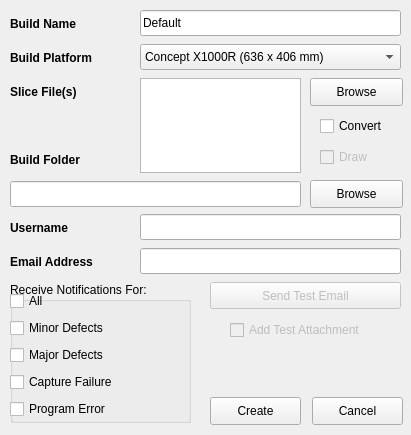
Old version of the form gui/dialogNewBuild.ui in the repository Spinarakk/defectmonitor.
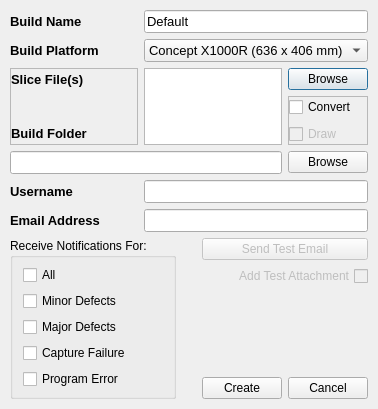
New version of the form. Icons and pictures are not drawn.

Commit message: - Reimplemented the image viewer using QGraphicsView as a basis - Consolidated 4 separate image views for each tab into one that just changes image - Allows the user to right click hold to zoom and left click to pan the image - Continued porting forward the code for the newer Python and PyQt versions - Image viewer half working, layer number not correct

What changed in the file:
```diff
--- a/gui/dialogNewBuild.ui
+++ b/gui/dialogNewBuild.ui
@@ -9,21 +9,14 @@
    <rect>
     <x>0</x>
     <y>0</y>
-    <width>411</width>
-    <height>435</height>
+    <width>367</width>
+    <height>392</height>
    </rect>
   </property>
-  <property name="minimumSize">
-   <size>
-    <width>0</width>
-    <height>435</height>
-   </size>
-  </property>
-  <property name="maximumSize">
-   <size>
-    <width>411</width>
-    <height>435</height>
-   </size>
+  <property name="font">
+   <font>
+    <pointsize>9</pointsize>
+   </font>
   </property>
   <property name="windowTitle">
    <string>New Build</string>
@@ -32,228 +25,37 @@
    <iconset>
     <normaloff>logo.ico</normaloff>logo.ico</iconset>
   </property>
-  <property name="modal">
-   <bool>true</bool>
-  </property>
-  <widget class="QLineEdit" name="lineBuildName">
-   <property name="geometry">
-    <rect>
-     <x>140</x>
-     <y>10</y>
-     <width>261</width>
-     <height>26</height>
-    </rect>
+  <layout class="QGridLayout" name="gridLayout">
+   <property name="leftMargin">
+    <number>10</number>
+   </property>
+   <property name="topMargin">
+    <number>10</number>
    </property>
-   <property name="text">
-    <string>Default</string>
+   <property name="rightMargin">
+    <number>10</number>
    </property>
-   <property name="maxLength">
-    <number>99</number>
+   <property name="bottomMargin">
+    <number>10</number>
    </property>
-  </widget>
-  <widget class="QComboBox" name="comboPlatform">
-   <property name="geometry">
-    <rect>
-     <x>140</x>
-     <y>44</y>
-     <width>261</width>
-     <height>26</height>
-    </rect>
-   </property>
-   <item>
-    <property name="text">
-     <string>Concept X1000R (636 x 406 mm)</string>
-    </property>
-   </item>
-   <item>
-    <property name="text">
-     <string>Concept X2000R (800 x 400 mm)</string>
-    </property>
-   </item>
-   <item>
-    <property name="text">
-     <string>EOS M280/M290 (250 x 250 mm)</string>
-    </property>
-   </item>
-  </widget>
-  <widget class="QLabel" name="labelBuildPlatform">
-   <property name="geometry">
-    <rect>
-     <x>10</x>
-     <y>44</y>
-     <width>121</width>
-     <height>28</height>
-    </rect>
-   </property>
-   <property name="font">
-    <font>
-     <pointsize>9</pointsize>
-     <weight>75</weight>
-     <bold>true</bold>
-    </font>
-   </property>
-   <property name="text">
-    <string>Build Platform</string>
-   </property>
-   <property name="buddy">
-    <cstring>comboPlatform</cstring>
-   </property>
-  </widget>
-  <widget class="QLabel" name="labelBuildName">
-   <property name="geometry">
-    <rect>
-     <x>10</x>
-     <y>10</y>
-     <width>101</width>
-     <height>28</height>
-    </rect>
-   </property>
-   <property name="font">
-    <font>
-     <pointsize>9</pointsize>
-     <weight>75</weight>
-     <bold>true</bold>
-    </font>
-   </property>
-   <property name="text">
-    <string>Build Name</string>
-   </property>
-   <property name="buddy">
-    <cstring>lineBuildName</cstring>
-   </property>
-  </widget>
-  <widget class="QLabel" name="labelSliceFile">
-   <property name="geometry">
-    <rect>
-     <x>10</x>
-     <y>78</y>
-     <width>121</width>
-     <height>28</height>
-    </rect>
-   </property>
-   <property name="font">
-    <font>
-     <pointsize>9</pointsize>
-     <weight>75</weight>
-     <bold>true</bold>
-    </font>
-   </property>
-   <property name="text">
-    <string>Slice File(s)</string>
-   </property>
-  </widget>
-  <widget class="QLineEdit" name="lineBuildFolder">
-   <property name="geometry">
-    <rect>
-     <x>10</x>
-     <y>181</y>
-     <width>291</width>
-     <height>26</height>
-    </rect>
-   </property>
-   <property name="focusPolicy">
-    <enum>Qt::ClickFocus</enum>
-   </property>
-   <property name="readOnly">
-    <bool>true</bool>
-   </property>
-  </widget>
-  <widget class="QListWidget" name="listSliceFiles">
-   <property name="geometry">
-    <rect>
-     <x>140</x>
-     <y>78</y>
-     <width>161</width>
-     <height>95</height>
-    </rect>
-   </property>
-   <property name="font">
-    <font>
-     <pointsize>8</pointsize>
-    </font>
-   </property>
-   <property name="horizontalScrollBarPolicy">
-    <enum>Qt::ScrollBarAlwaysOff</enum>
-   </property>
-  </widget>
-  <widget class="QLabel" name="labelBuildFolder">
-   <property name="geometry">
-    <rect>
-     <x>10</x>
-     <y>146</y>
-     <width>121</width>
-     <height>28</height>
-    </rect>
-   </property>
-   <property name="font">
-    <font>
-     <pointsize>9</pointsize>
-     <weight>75</weight>
-     <bold>true</bold>
-    </font>
-   </property>
-   <property name="text">
-    <string>Build Folder</string>
-   </property>
-  </widget>
-  <widget class="QLabel" name="labelUsername">
-   <property name="geometry">
-    <rect>
-     <x>10</x>
-     <y>214</y>
-     <width>121</width>
-     <height>28</height>
-    </rect>
-   </property>
-   <property name="font">
-    <font>
-     <pointsize>9</pointsize>
-     <weight>75</weight>
-     <bold>true</bold>
-    </font>
-   </property>
-   <property name="text">
-    <string>Username</string>
-   </property>
-   <property name="buddy">
-    <cstring>lineUsername</cstring>
-   </property>
-  </widget>
-  <widget class="QLineEdit" name="lineUsername">
-   <property name="geometry">
-    <rect>
-     <x>140</x>
-     <y>214</y>
-     <width>261</width>
-     <height>26</height>
-    </rect>
-   </property>
-   <property name="maxLength">
-    <number>99</number>
-   </property>
-  </widget>
+   <item row="9" column="0" rowspan="4" colspan="3">
   <widget class="QGroupBox" name="groupNotifications">
-   <property name="geometry">
-    <rect>
-     <x>10</x>
-     <y>282</y>
-     <width>181</width>
-     <height>141</height>
-    </rect>
-   </property>
    <property name="title">
     <string>Receive Notifications For:</string>
    </property>
-   <widget class="QWidget" name="layoutWidget">
-    <property name="geometry">
-     <rect>
-      <x>0</x>
-      <y>8</y>
-      <width>151</width>
-      <height>130</height>
-     </rect>
-    </property>
     <layout class="QVBoxLayout" name="verticalLayout">
+      <property name="leftMargin">
+       <number>10</number>
+      </property>
+      <property name="topMargin">
+       <number>7</number>
+      </property>
+      <property name="rightMargin">
+       <number>10</number>
+      </property>
+      <property name="bottomMargin">
+       <number>7</number>
+      </property>
      <item>
       <widget class="QCheckBox" name="checkAll">
        <property name="focusPolicy">
@@ -306,19 +108,241 @@
      </item>
     </layout>
    </widget>
-  </widget>
+   </item>
+   <item row="2" column="2" rowspan="4" colspan="3">
+    <widget class="QListWidget" name="listSliceFiles">
+     <property name="font">
+      <font>
+       <pointsize>10</pointsize>
+      </font>
+     </property>
+     <property name="horizontalScrollBarPolicy">
+      <enum>Qt::ScrollBarAlwaysOff</enum>
+     </property>
+    </widget>
+   </item>
+   <item row="2" column="5">
+    <widget class="QPushButton" name="pushBrowseSF">
+     <property name="sizePolicy">
+      <sizepolicy hsizetype="Fixed" vsizetype="Maximum">
+       <horstretch>0</horstretch>
+       <verstretch>0</verstretch>
+      </sizepolicy>
+     </property>
+     <property name="toolTip">
+      <string>Select the slice files to be used to draw the part contours.</string>
+     </property>
+     <property name="text">
+      <string>Browse</string>
+     </property>
+    </widget>
+   </item>
+   <item row="12" column="5">
+    <widget class="QPushButton" name="pushClose">
+     <property name="text">
+      <string>Cancel</string>
+     </property>
+    </widget>
+   </item>
+   <item row="12" column="4">
+    <widget class="QPushButton" name="pushCreate">
+     <property name="text">
+      <string>Create</string>
+     </property>
+    </widget>
+   </item>
+   <item row="9" column="4" colspan="2">
+    <widget class="QPushButton" name="pushSendTestEmail">
+     <property name="enabled">
+      <bool>false</bool>
+     </property>
+     <property name="text">
+      <string>Send Test Email</string>
+     </property>
+    </widget>
+   </item>
+   <item row="10" column="4" colspan="2">
+    <widget class="QCheckBox" name="checkAddAttachment">
+     <property name="enabled">
+      <bool>false</bool>
+     </property>
+     <property name="toolTip">
+      <string>Check this box to add an attachment (a test picture) to the test email notification.</string>
+     </property>
+     <property name="layoutDirection">
+      <enum>Qt::RightToLeft</enum>
+     </property>
+     <property name="text">
+      <string>Add Test Attachment</string>
+     </property>
+    </widget>
+   </item>
+   <item row="1" column="2" colspan="4">
+    <widget class="QComboBox" name="comboPlatform">
+     <property name="font">
+      <font>
+       <pointsize>10</pointsize>
+      </font>
+     </property>
+     <item>
+      <property name="text">
+       <string>Concept X1000R (636 x 406 mm)</string>
+      </property>
+     </item>
+     <item>
+      <property name="text">
+       <string>Concept X2000R (800 x 400 mm)</string>
+      </property>
+     </item>
+     <item>
+      <property name="text">
+       <string>EOS M280/M290 (250 x 250 mm)</string>
+      </property>
+     </item>
+    </widget>
+   </item>
+   <item row="7" column="0">
+    <widget class="QLabel" name="labelUsername">
+     <property name="font">
+      <font>
+       <pointsize>10</pointsize>
+       <weight>75</weight>
+       <bold>true</bold>
+      </font>
+     </property>
+     <property name="text">
+      <string>Username</string>
+     </property>
+     <property name="buddy">
+      <cstring>lineUsername</cstring>
+     </property>
+    </widget>
+   </item>
+   <item row="6" column="5">
+    <widget class="QPushButton" name="pushBrowseBF">
+     <property name="sizePolicy">
+      <sizepolicy hsizetype="Minimum" vsizetype="Maximum">
+       <horstretch>0</horstretch>
+       <verstretch>0</verstretch>
+      </sizepolicy>
+     </property>
+     <property name="toolTip">
+      <string>Select where the captured images for the current build will be stored.</string>
+     </property>
+     <property name="text">
+      <string>Browse</string>
+     </property>
+    </widget>
+   </item>
+   <item row="7" column="2" colspan="4">
+    <widget class="QLineEdit" name="lineUsername">
+     <property name="font">
+      <font>
+       <pointsize>10</pointsize>
+      </font>
+     </property>
+     <property name="maxLength">
+      <number>99</number>
+     </property>
+    </widget>
+   </item>
+   <item row="0" column="2" colspan="4">
+    <widget class="QLineEdit" name="lineBuildName">
+     <property name="font">
+      <font>
+       <pointsize>10</pointsize>
+      </font>
+     </property>
+     <property name="text">
+      <string>Default</string>
+     </property>
+     <property name="maxLength">
+      <number>99</number>
+     </property>
+    </widget>
+   </item>
+   <item row="1" column="0">
+    <widget class="QLabel" name="labelBuildPlatform">
+     <property name="font">
+      <font>
+       <pointsize>10</pointsize>
+       <weight>75</weight>
+       <bold>true</bold>
+      </font>
+     </property>
+     <property name="text">
+      <string>Build Platform</string>
+     </property>
+     <property name="buddy">
+      <cstring>comboPlatform</cstring>
+     </property>
+    </widget>
+   </item>
+   <item row="11" column="5">
+    <spacer name="verticalSpacer">
+     <property name="orientation">
+      <enum>Qt::Vertical</enum>
+     </property>
+     <property name="sizeType">
+      <enum>QSizePolicy::Ignored</enum>
+     </property>
+     <property name="sizeHint" stdset="0">
+      <size>
+       <width>20</width>
+       <height>40</height>
+      </size>
+     </property>
+    </spacer>
+   </item>
+   <item row="0" column="0">
+    <widget class="QLabel" name="labelBuildName">
+     <property name="font">
+      <font>
+       <pointsize>10</pointsize>
+       <weight>75</weight>
+       <bold>true</bold>
+      </font>
+     </property>
+     <property name="text">
+      <string>Build Name</string>
+     </property>
+     <property name="buddy">
+      <cstring>lineBuildName</cstring>
+     </property>
+    </widget>
+   </item>
+   <item row="8" column="2" colspan="4">
+    <widget class="QLineEdit" name="lineEmailAddress">
+     <property name="font">
+      <font>
+       <pointsize>10</pointsize>
+      </font>
+     </property>
+     <property name="maxLength">
+      <number>99</number>
+     </property>
+    </widget>
+   </item>
+   <item row="6" column="0" colspan="5">
+    <widget class="QLineEdit" name="lineBuildFolder">
+     <property name="font">
+      <font>
+       <pointsize>10</pointsize>
+      </font>
+     </property>
+     <property name="focusPolicy">
+      <enum>Qt::ClickFocus</enum>
+     </property>
+     <property name="readOnly">
+      <bool>true</bool>
+     </property>
+    </widget>
+   </item>
+   <item row="8" column="0">
   <widget class="QLabel" name="labelEmailAddress">
-   <property name="geometry">
-    <rect>
-     <x>10</x>
-     <y>248</y>
-     <width>121</width>
-     <height>28</height>
-    </rect>
-   </property>
    <property name="font">
     <font>
-     <pointsize>9</pointsize>
+       <pointsize>10</pointsize>
      <weight>75</weight>
      <bold>true</bold>
     </font>
@@ -330,43 +354,116 @@
     <cstring>lineEmailAddress</cstring>
    </property>
   </widget>
-  <widget class="QLineEdit" name="lineEmailAddress">
-   <property name="geometry">
-    <rect>
-     <x>140</x>
-     <y>248</y>
-     <width>261</width>
-     <height>26</height>
-    </rect>
-   </property>
-   <property name="maxLength">
-    <number>99</number>
-   </property>
-  </widget>
-  <widget class="QPushButton" name="buttonSendTestEmail">
-   <property name="enabled">
-    <bool>false</bool>
-   </property>
-   <property name="geometry">
-    <rect>
-     <x>210</x>
-     <y>282</y>
-     <width>191</width>
-     <height>27</height>
-    </rect>
-   </property>
+   </item>
+   <item row="9" column="3" rowspan="4">
+    <spacer name="horizontalSpacer">
+     <property name="orientation">
+      <enum>Qt::Horizontal</enum>
+     </property>
+     <property name="sizeHint" stdset="0">
+      <size>
+       <width>40</width>
+       <height>20</height>
+      </size>
+     </property>
+    </spacer>
+   </item>
+   <item row="2" column="0" rowspan="4" colspan="2">
+    <widget class="QFrame" name="frame_2">
+     <property name="frameShape">
+      <enum>QFrame::StyledPanel</enum>
+     </property>
+     <property name="frameShadow">
+      <enum>QFrame::Raised</enum>
+     </property>
+     <layout class="QVBoxLayout" name="verticalLayout_3">
+      <property name="leftMargin">
+       <number>0</number>
+      </property>
+      <property name="topMargin">
+       <number>3</number>
+      </property>
+      <property name="rightMargin">
+       <number>0</number>
+      </property>
+      <property name="bottomMargin">
+       <number>3</number>
+      </property>
+      <item>
+       <widget class="QLabel" name="labelSliceFile">
+        <property name="font">
+         <font>
+          <pointsize>10</pointsize>
+          <weight>75</weight>
+          <bold>true</bold>
+         </font>
+        </property>
+        <property name="text">
+         <string>Slice File(s)</string>
+        </property>
+       </widget>
+      </item>
+      <item>
+       <spacer name="verticalSpacer_2">
+        <property name="orientation">
+         <enum>Qt::Vertical</enum>
+        </property>
+        <property name="sizeHint" stdset="0">
+         <size>
+          <width>20</width>
+          <height>11</height>
+         </size>
+        </property>
+       </spacer>
+      </item>
+      <item>
+       <widget class="QLabel" name="labelBuildFolder">
+        <property name="font">
+         <font>
+          <pointsize>10</pointsize>
+          <weight>75</weight>
+          <bold>true</bold>
+         </font>
+        </property>
    <property name="text">
-    <string>Send Test Email</string>
-   </property>
-  </widget>
+         <string>Build Folder</string>
+        </property>
+       </widget>
+      </item>
+     </layout>
+    </widget>
+   </item>
+   <item row="3" column="5" rowspan="3">
+    <widget class="QFrame" name="frame">
+     <property name="frameShape">
+      <enum>QFrame::StyledPanel</enum>
+     </property>
+     <property name="frameShadow">
+      <enum>QFrame::Raised</enum>
+     </property>
+     <layout class="QVBoxLayout" name="verticalLayout_2">
+      <property name="spacing">
+       <number>7</number>
+      </property>
+      <property name="leftMargin">
+       <number>0</number>
+      </property>
+      <property name="topMargin">
+       <number>0</number>
+      </property>
+      <property name="rightMargin">
+       <number>0</number>
+      </property>
+      <property name="bottomMargin">
+       <number>0</number>
+      </property>
+      <item>
   <widget class="QCheckBox" name="checkConvert">
-   <property name="geometry">
-    <rect>
-     <x>320</x>
-     <y>112</y>
-     <width>81</width>
-     <height>28</height>
-    </rect>
+        <property name="sizePolicy">
+         <sizepolicy hsizetype="Minimum" vsizetype="Maximum">
+          <horstretch>0</horstretch>
+          <verstretch>0</verstretch>
+         </sizepolicy>
    </property>
    <property name="toolTip">
     <string>Check this box to convert the .cls or .cli slice files into contours.</string>
@@ -375,17 +472,17 @@
     <string>Convert</string>
    </property>
   </widget>
+      </item>
+      <item>
   <widget class="QCheckBox" name="checkDraw">
    <property name="enabled">
     <bool>false</bool>
    </property>
-   <property name="geometry">
-    <rect>
-     <x>320</x>
-     <y>143</y>
-     <width>81</width>
-     <height>28</height>
-    </rect>
+        <property name="sizePolicy">
+         <sizepolicy hsizetype="Minimum" vsizetype="Maximum">
+          <horstretch>0</horstretch>
+          <verstretch>0</verstretch>
+         </sizepolicy>
    </property>
    <property name="toolTip">
     <string>Check this box to draw and save the contours.</string>
@@ -394,83 +491,24 @@
     <string>Draw</string>
    </property>
   </widget>
-  <widget class="QPushButton" name="buttonCreate">
-   <property name="geometry">
-    <rect>
-     <x>210</x>
-     <y>397</y>
-     <width>91</width>
-     <height>28</height>
-    </rect>
-   </property>
-   <property name="text">
-    <string>Create</string>
-   </property>
-  </widget>
-  <widget class="QPushButton" name="buttonClose">
-   <property name="geometry">
-    <rect>
-     <x>312</x>
-     <y>397</y>
-     <width>91</width>
-     <height>28</height>
-    </rect>
-   </property>
-   <property name="text">
-    <string>Cancel</string>
-   </property>
-  </widget>
-  <widget class="QCheckBox" name="checkAddAttachment">
-   <property name="enabled">
-    <bool>false</bool>
-   </property>
-   <property name="geometry">
-    <rect>
-     <x>230</x>
-     <y>316</y>
-     <width>151</width>
-     <height>28</height>
-    </rect>
-   </property>
-   <property name="toolTip">
-    <string>Check this box to add an attachment (a test picture) to the test email notification.</string>
-   </property>
-   <property name="text">
-    <string>Add Test Attachment</string>
-   </property>
-  </widget>
-  <widget class="QPushButton" name="buttonBrowseSF">
-   <property name="geometry">
-    <rect>
-     <x>310</x>
-     <y>78</y>
-     <width>93</width>
-     <height>28</height>
-    </rect>
-   </property>
-   <property name="toolTip">
-    <string>Select the slice files to be used to draw the part contours.</string>
-   </property>
-   <property name="text">
-    <string>Browse</string>
-   </property>
-  </widget>
-  <widget class="QPushButton" name="buttonBrowseBF">
-   <property name="geometry">
-    <rect>
-     <x>310</x>
-     <y>180</y>
-     <width>93</width>
-     <height>28</height>
-    </rect>
-   </property>
-   <property name="toolTip">
-    <string>Select where the captured images for the current build will be stored.</string>
-   </property>
-   <property name="text">
-    <string>Browse</string>
-   </property>
-  </widget>
+      </item>
+      <item>
+       <spacer name="verticalSpacer_3">
+        <property name="orientation">
+         <enum>Qt::Vertical</enum>
+        </property>
+        <property name="sizeHint" stdset="0">
+         <size>
+          <width>20</width>
+          <height>40</height>
+         </size>
+        </property>
+       </spacer>
+      </item>
+     </layout>
+    </widget>
+   </item>
+  </layout>
  </widget>
  <tabstops>
   <tabstop>lineBuildName</tabstop>
```
Left out of the diff: 23 changed lines with no effect on the pictures. Lines whose indentation alone changed are shown as unchanged. The commit also changes 14 other files.
